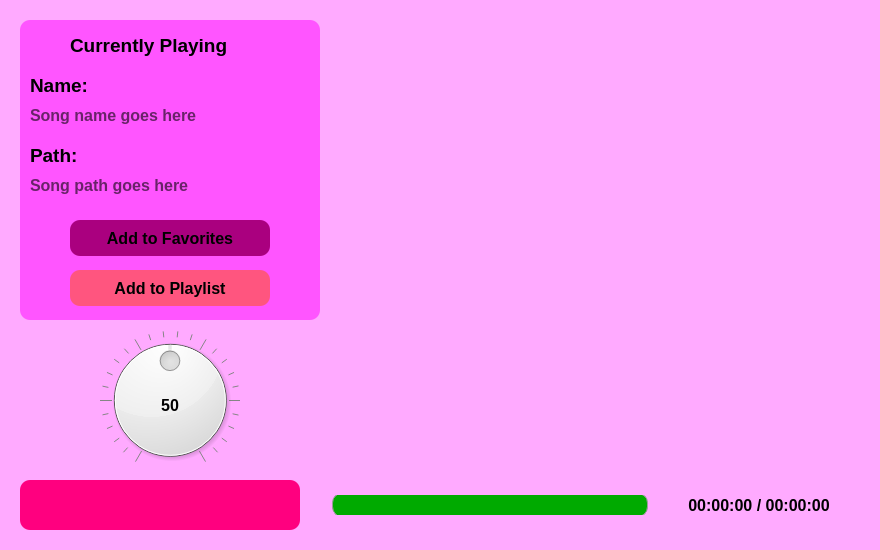
First picture: the form in mainwindow.ui, repository M0tgh3y/music-player-qt, before the edit.
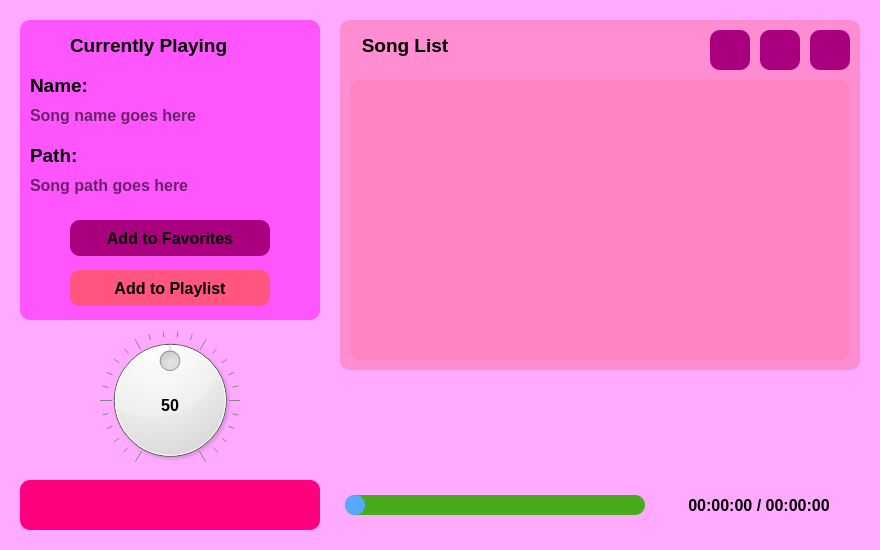
Second picture: the form after the edit. Icons and pictures are not drawn.

Commit message: what color is the sky

Patch:
```diff
--- a/mainwindow.ui
+++ b/mainwindow.ui
@@ -83,7 +83,7 @@
       <rect>
        <x>50</x>
        <y>10</y>
-       <width>231</width>
+       <width>230</width>
        <height>30</height>
       </rect>
      </property>
@@ -326,7 +326,7 @@
       <rect>
        <x>0</x>
        <y>0</y>
-       <width>280</width>
+       <width>300</width>
        <height>50</height>
       </rect>
      </property>
@@ -344,7 +344,7 @@
      <widget class="QPushButton" name="play">
       <property name="geometry">
        <rect>
-        <x>25</x>
+        <x>20</x>
         <y>10</y>
         <width>30</width>
         <height>30</height>
@@ -363,7 +363,7 @@
      <widget class="QPushButton" name="pause">
       <property name="geometry">
        <rect>
-        <x>65</x>
+        <x>66</x>
         <y>10</y>
         <width>30</width>
         <height>30</height>
@@ -382,7 +382,7 @@
      <widget class="QPushButton" name="stop">
       <property name="geometry">
        <rect>
-        <x>105</x>
+        <x>112</x>
         <y>10</y>
         <width>30</width>
         <height>30</height>
@@ -401,7 +401,7 @@
      <widget class="QPushButton" name="last">
       <property name="geometry">
        <rect>
-        <x>145</x>
+        <x>158</x>
         <y>10</y>
         <width>30</width>
         <height>30</height>
@@ -420,7 +420,7 @@
      <widget class="QPushButton" name="next">
       <property name="geometry">
        <rect>
-        <x>185</x>
+        <x>204</x>
         <y>10</y>
         <width>30</width>
         <height>30</height>
@@ -439,7 +439,7 @@
      <widget class="QPushButton" name="repeat">
       <property name="geometry">
        <rect>
-        <x>225</x>
+        <x>250</x>
         <y>10</y>
         <width>30</width>
         <height>30</height>
@@ -459,24 +459,27 @@
     <widget class="QSlider" name="slider">
      <property name="geometry">
       <rect>
-       <x>310</x>
+       <x>325</x>
        <y>15</y>
-       <width>320</width>
+       <width>300</width>
        <height>20</height>
       </rect>
      </property>
      <property name="styleSheet">
       <string notr="true">QSlider::groove:horizontal{
-	border: 1px solid #999999;
-	height: 16px;
-	padding: 3px;
-	background: rgb(0, 170, 0);
-	margin: 2px;
-	border-radius: 10px;
-	
+height: 20px;
 
+background: rgb(74, 170, 29);
+
+border-radius: 10px;
 }
-</string>
+
+QSlider::handle:horizontal{
+background: rgb(85, 170, 255);
+width: 20px;
+border-radius: 10px;
+
+}</string>
      </property>
      <property name="orientation">
       <enum>Qt::Orientation::Horizontal</enum>
@@ -508,6 +511,137 @@
      </property>
     </widget>
    </widget>
+   <widget class="QStackedWidget" name="songs">
+    <property name="geometry">
+     <rect>
+      <x>340</x>
+      <y>20</y>
+      <width>520</width>
+      <height>350</height>
+     </rect>
+    </property>
+    <property name="styleSheet">
+     <string notr="true">background-color: rgba(255, 85, 127, 50);
+border-radius: 10px;</string>
+    </property>
+    <widget class="QWidget" name="page">
+     <widget class="QLabel" name="songlist">
+      <property name="geometry">
+       <rect>
+        <x>10</x>
+        <y>10</y>
+        <width>110</width>
+        <height>30</height>
+       </rect>
+      </property>
+      <property name="font">
+       <font>
+        <pointsize>14</pointsize>
+        <bold>true</bold>
+       </font>
+      </property>
+      <property name="styleSheet">
+       <string notr="true">color: rgb(0, 0, 0);
+background-color: rgba(255, 255, 255, 0);</string>
+      </property>
+      <property name="text">
+       <string>Song List</string>
+      </property>
+      <property name="alignment">
+       <set>Qt::AlignmentFlag::AlignCenter</set>
+      </property>
+     </widget>
+     <widget class="QPushButton" name="pushButton">
+      <property name="geometry">
+       <rect>
+        <x>470</x>
+        <y>10</y>
+        <width>40</width>
+        <height>40</height>
+       </rect>
+      </property>
+      <property name="styleSheet">
+       <string notr="true">background-color: rgb(170, 0, 127);
+color: rgb(0, 0, 0);</string>
+      </property>
+      <property name="text">
+       <string/>
+      </property>
+      <property name="icon">
+       <iconset theme="QIcon::ThemeIcon::FolderNew"/>
+      </property>
+      <property name="iconSize">
+       <size>
+        <width>30</width>
+        <height>30</height>
+       </size>
+      </property>
+     </widget>
+     <widget class="QPushButton" name="pushButton_2">
+      <property name="geometry">
+       <rect>
+        <x>420</x>
+        <y>10</y>
+        <width>40</width>
+        <height>40</height>
+       </rect>
+      </property>
+      <property name="styleSheet">
+       <string notr="true">background-color: rgb(170, 0, 127);
+color: rgb(0, 0, 0);</string>
+      </property>
+      <property name="text">
+       <string/>
+      </property>
+      <property name="icon">
+       <iconset theme="QIcon::ThemeIcon::EditDelete"/>
+      </property>
+      <property name="iconSize">
+       <size>
+        <width>30</width>
+        <height>30</height>
+       </size>
+      </property>
+     </widget>
+     <widget class="QPushButton" name="pushButton_3">
+      <property name="geometry">
+       <rect>
+        <x>370</x>
+        <y>10</y>
+        <width>40</width>
+        <height>40</height>
+       </rect>
+      </property>
+      <property name="styleSheet">
+       <string notr="true">background-color: rgb(170, 0, 127);
+color: rgb(0, 0, 0);</string>
+      </property>
+      <property name="text">
+       <string/>
+      </property>
+      <property name="icon">
+       <iconset theme="QIcon::ThemeIcon::FolderOpen"/>
+      </property>
+      <property name="iconSize">
+       <size>
+        <width>30</width>
+        <height>30</height>
+       </size>
+      </property>
+     </widget>
+     <widget class="QListView" name="listView">
+      <property name="geometry">
+       <rect>
+        <x>10</x>
+        <y>60</y>
+        <width>500</width>
+        <height>280</height>
+       </rect>
+      </property>
+     </widget>
+    </widget>
+    <widget class="QWidget" name="page_2"/>
+   </widget>
   </widget>
  </widget>
  <resources>
```
Left out of the diff: 6 changed lines with no effect on the pictures. The commit also changes 4 other files.
